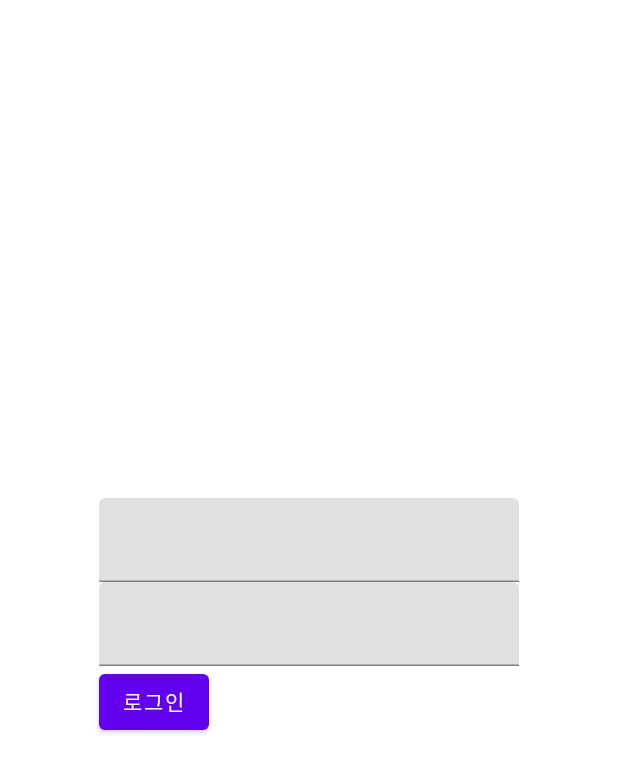
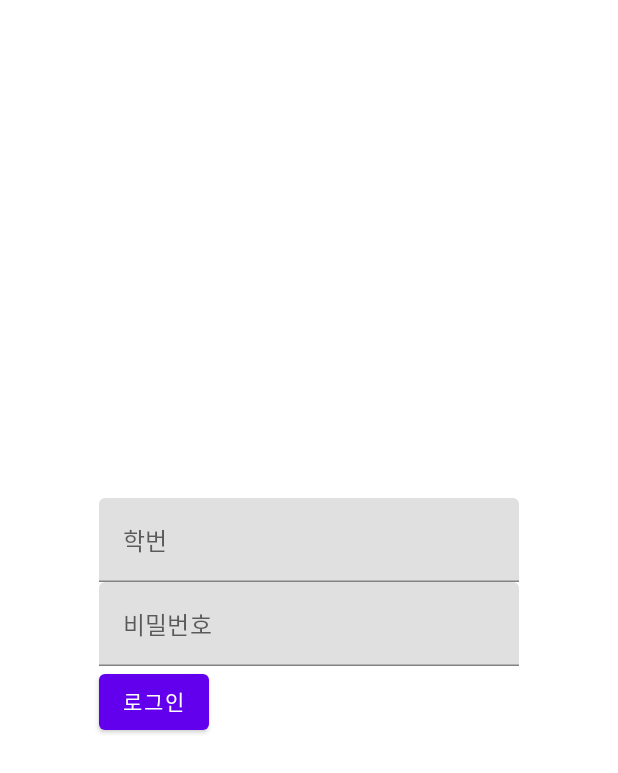
Before and after one commit to gyeongmin-03/LmsWidget, an Android app built with Jetpack Compose: the screen it shows after launch (MainActivity), after a tap on "로그인", on a phone screen of 412 x 824 dp. Shown: the top 773 px of the screen. Run offline under Robolectric (Android 15) with nearby library versions, the phone set to English and light mode, and no system bars.

Commit message:
MainActivity 로그인 화면 생성

```diff
--- a/app/src/main/java/com/akj/lmswidget/MainActivity.kt
+++ b/app/src/main/java/com/akj/lmswidget/MainActivity.kt
@@ -1,6 +1,8 @@
 package com.akj.lmswidget
 
+import android.content.SharedPreferences
 import android.os.Bundle
+import android.util.Log
 import androidx.activity.ComponentActivity
 import androidx.activity.compose.setContent
 import androidx.compose.foundation.layout.Box
@@ -26,14 +28,23 @@ class MainActivity : ComponentActivity() {
     override fun onCreate(savedInstanceState: Bundle?) {
         super.onCreate(savedInstanceState)
 
+        val shared = getSharedPreferences("userData", MODE_PRIVATE)
+        val editor = shared.edit()
+
+
         setContent {
+            val login by remember {
+                mutableStateOf(shared.getBoolean("login", false))
+            }
+
             LmsWidgetTheme {
                 // A surface container using the 'background' color from the theme
                 Surface(
                     modifier = Modifier.fillMaxSize(),
                     color = MaterialTheme.colors.background
                 ) {
-                    WriteData()
+                    if(login)  { ReadUserData(shared) }
+                    else { WriteUserData(editor) }
                 }
             }
         }
@@ -41,24 +52,67 @@ class MainActivity : ComponentActivity() {
 }
 
 @Composable
-fun WriteData() {
+fun ReadUserData(shared : SharedPreferences){
     Box(modifier = Modifier.fillMaxSize(), contentAlignment = Alignment.Center){
-        var Id by remember { mutableStateOf("") }
+        val id = shared.getString("id", "")
+        val pwd = shared.getString("pwd", "")
+        val editor = shared.edit()
+
+        if (id.isNullOrEmpty() || pwd.isNullOrEmpty()){
+            Text("ReadUserData 오류 \n id 또는 pwd를 로컬데이터에서 가져오지 못함")
+            Log.d("ReadUserData 오류", "id 또는 pwd를 로컬데이터에서 가져오지 못함")
+        } else{
+            Column {
+                Text(id)
+                Text(pwd)
+            }
+            Button(
+                onClick = {
+                    editor.putString("id", "")
+                    editor.putString("pwd", "")
+                    editor.putBoolean("login", false)
+                    editor.apply()
+                },
+                content = {Text("다시 설정")}
+            )
+        }
+
+    }
+}
+
+
+
+@Composable
+fun WriteUserData(editor : SharedPreferences.Editor) {
+
+    Box(modifier = Modifier.fillMaxSize(), contentAlignment = Alignment.Center){
+        var id by remember { mutableStateOf("") }
         var pwd by remember { mutableStateOf("")}
 
 
         Column {
             TextField(
-                value = Id,
-                onValueChange = { Id = it},
+                value = id,
+                onValueChange = { id = it},
+                placeholder = {
+                        Text("학번")
+                    }
                 )
             TextField(
                 value = pwd,
-                onValueChange = {pwd = it}
+                onValueChange = {pwd = it},
+                placeholder = {
+                    Text("비밀번호")
+                }
             )
 
             Button(
-                onClick = {},
+                onClick = {
+                    editor.putString("id", id)
+                    editor.putString("pwd", pwd)
+                    editor.putBoolean("login", true)
+                    editor.commit()
+                          },
                 content = {Text("로그인")}
             )
         }
--- a/app/src/main/java/com/akj/lmswidget/glance/LmsWorker.kt
+++ b/app/src/main/java/com/akj/lmswidget/glance/LmsWorker.kt
@@ -19,7 +19,7 @@ class LmsWorker(
         val glanceIds = manager.getGlanceIds(LmsWidget::class.java)
 
         return try {
-            setWidgetState(glanceIds, LmsRepo.getLmsData())
+            setWidgetState(glanceIds, LmsRepo.getLmsData(context))
             Log.d("DDDD", "doWork() 실행")
             Result.success()
         } catch (e : Exception){
```
Also changed, not shown: app/src/main/java/com/akj/lmswidget/glance/LmsRepo.kt (+11 -3 lines), app/src/main/java/com/akj/lmswidget/glance/LmsWidget.kt (+38 -3 lines).
